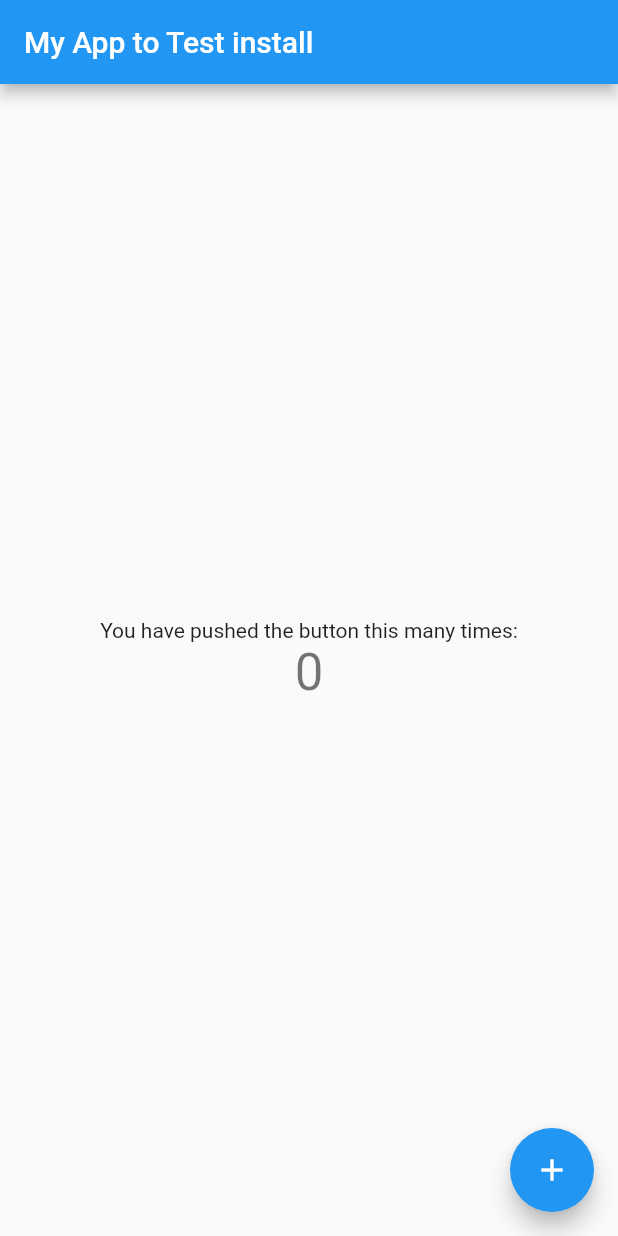
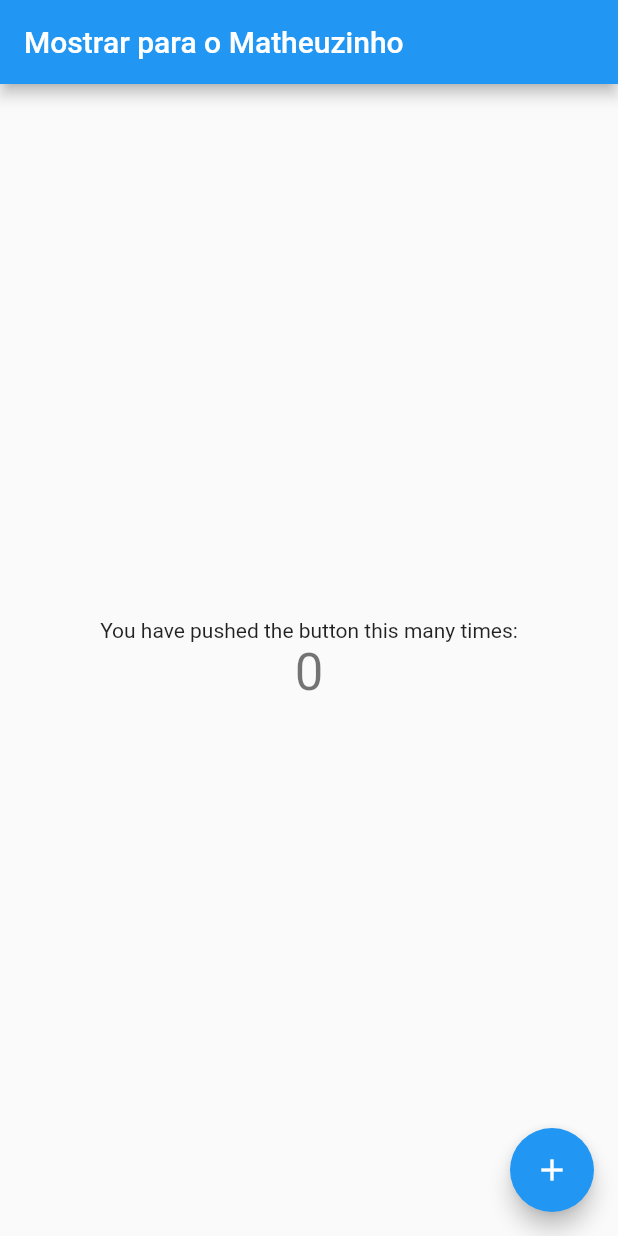
Before and after one commit to lersp/DEV, a Flutter app: the screen it shows after launch, on a phone screen of 412 x 824 dp. Run offline on Flutter 3.47's test engine with Material 2 defaults, Android fonts, the phone set to English and light mode, and no system bars.

Commit message:
Pequena edicao

```diff
--- a/flutter/my_app_test/lib/main.dart
+++ b/flutter/my_app_test/lib/main.dart
@@ -24,7 +24,7 @@ class MyApp extends StatelessWidget {
         // is not restarted.
         primarySwatch: Colors.blue,
       ),
-      home: const MyHomePage(title: 'My App to Test install'),
+      home: const MyHomePage(title: 'Mostrar para o Matheuzinho'),
     );
   }
 }
```
Also changed, not shown: 2 other files.
